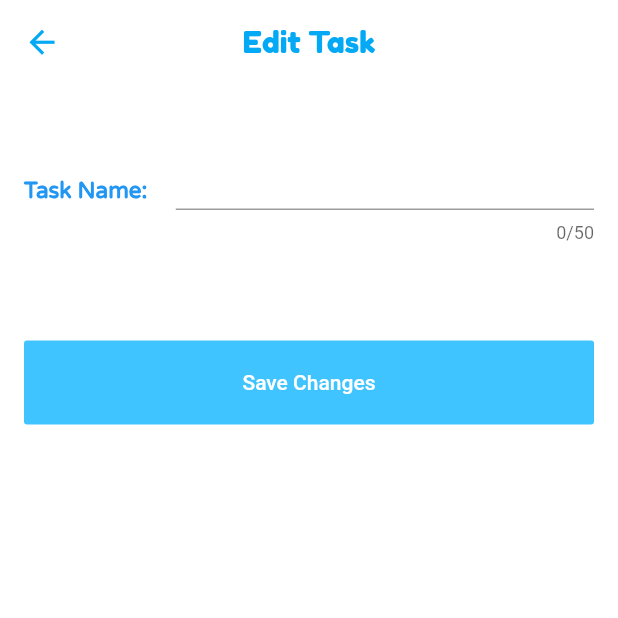
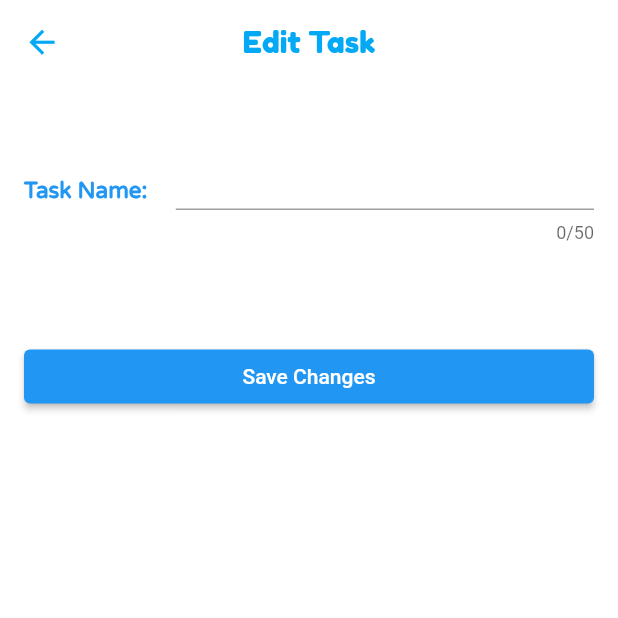
Before and after one commit to farhanyousaf786/task_manager, a Flutter app: the TaskEditScreen screen opened directly with empty values, on a phone screen of 412 x 824 dp, the top half of it. Run offline on Flutter 3.47's test engine with Material 2 defaults, Android fonts, the light colour scheme and no system bars; our stand-ins replace flutter_local_notifications, fluttertoast, font_awesome_flutter, localstorage, lottie, shared_preferences and 1 more; missing offline and left inert: facebook_audience_network, tutorial_coach_mark; accounts and stored records are empty; Roboto replaces fonts that are missing (cute, cutes).

Commit message:
error fixed

```diff
--- a/lib/widgets/TaskListReminder.dart
+++ b/lib/widgets/TaskListReminder.dart
@@ -795,7 +795,7 @@
   void showTutorial() {
     initTargets();
     tutorialCoachMark = TutorialCoachMark(
-      context,
+
       targets: targets,
       colorShadow: Colors.blue,
       textSkip: "Skip",
--- a/lib/widgets/add_task_screen.dart
+++ b/lib/widgets/add_task_screen.dart
@@ -1142,7 +1142,6 @@
   void showTutorial() {
     initTargets();
     tutorialCoachMark = TutorialCoachMark(
-      context,
       targets: targets,
       colorShadow: Colors.blue,
       textSkip: "Skip",
@@ -1372,8 +1371,7 @@
               child: Container(
                 height: 30,
                 padding: EdgeInsets.only(left: 80, right: 80),
-                child: FlatButton(
-                  color: Colors.green.shade600,
+                child: ElevatedButton(
                   onPressed: () async {
                     if (remindMe) {
                       if (taskController.text.isEmpty) {
--- a/lib/widgets/bottom_bar.dart
+++ b/lib/widgets/bottom_bar.dart
@@ -98,7 +98,6 @@
   void showTutorial() {
     initTargets();
     tutorialCoachMark = TutorialCoachMark(
-      context,
       targets: targets,
       colorShadow: Colors.blue,
       textSkip: "Skip",
--- a/lib/widgets/option_button.dart
+++ b/lib/widgets/option_button.dart
@@ -8,10 +8,8 @@
 
   @override
   Widget build(BuildContext context) {
-    return FlatButton(
+    return ElevatedButton(
       onPressed: onPressed,
-      color: Colors.lightBlueAccent,
-      padding: EdgeInsets.symmetric(vertical: 20.0),
       child: Text(
         title,
         style: TextStyle(
--- a/lib/widgets/task_edit_screen.dart
+++ b/lib/widgets/task_edit_screen.dart
@@ -130,9 +130,8 @@
                               width: 20.0,
                             ),
                             Expanded(
-                              child: FlatButton(
-                                color: Colors.lightBlueAccent.shade100
-                                    .withOpacity(0.3),
+                              child: ElevatedButton(
+
                                 onPressed: () async {
                                   newTaskReminderDate = await showDatePicker(
                                       context: context,
--- a/pubspec.yaml
+++ b/pubspec.yaml
@@ -30,7 +30,8 @@
   cupertino_icons: ^1.0.2
   provider: ^5.0.0
   localstorage:
-  flutter_local_notifications: ^5.0.0
+  flutter_local_notifications: ^7.0.0
+  datetime_picker_formfield: ^2.0.1
   font_awesome_flutter:
   intl: ^0.17.0
   marquee: ^2.2.0
@@ -62,7 +63,7 @@
 
   # To add assets to your application, add an assets section, like this:
   assets:
-     - assets/
+    - assets/
 
   # An image asset can refer to one or more resolution-specific "variants", see
   # https://flutter.dev/assets-and-images/#resolution-aware.
```
Also changed, not shown: lib/widgets/TaskList_WithoutReminder.dart (+8 -8 lines), lib/widgets/TaskReminder.dart (+8 -8 lines), pubspec.lock, 4 other files.
